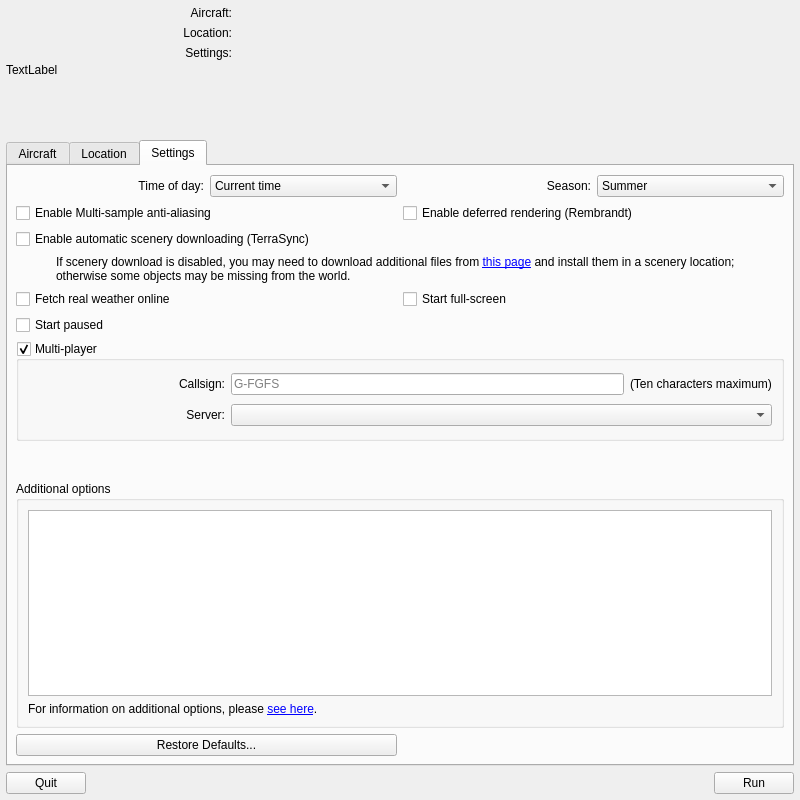
The window that src/GUI/Launcher.ui (FlightGear/flightgear) describes before a commit, drawn with Qt 5.
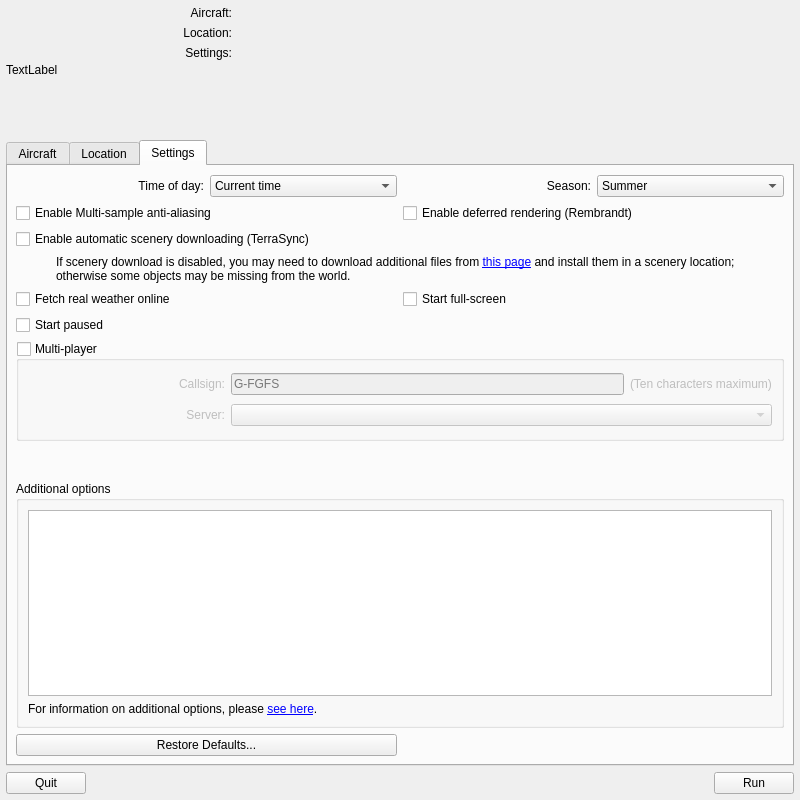
The same window after the commit. The open tabs and pages were chosen to show the change. Custom widgets are drawn as their Qt base class.

Commit message: Fix for launcher always enabling MP

What changed in the file:
```diff
--- a/src/GUI/Launcher.ui
+++ b/src/GUI/Launcher.ui
@@ -507,6 +507,9 @@
          <property name="checkable">
           <bool>true</bool>
          </property>
+         <property name="checked">
+          <bool>false</bool>
+         </property>
          <layout class="QGridLayout" name="gridLayout" columnstretch="1,2,0">
           <item row="0" column="0">
            <widget class="QLabel" name="label_9">
```
The commit also changes 1 other file.
